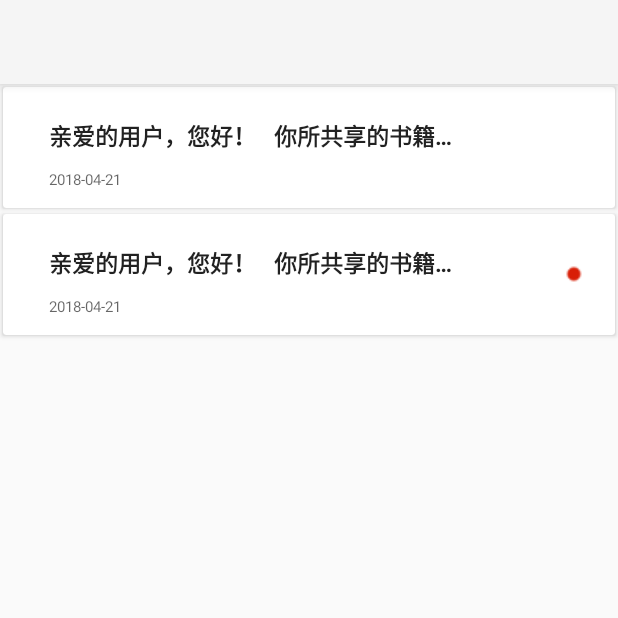
After one commit to xuwenkai357/ShareBookClient, an Android app: the MessageListActivity screen opened directly, with no data from a screen before it, on a phone screen of 412 x 824 dp, the top half of it. The commit adds this screen. Run offline under Robolectric (Android 15) with nearby library versions, the phone set to English and light mode, and no system bars; our stand-ins replace ButterKnife; 1 statement that could not run was skipped.

Commit message:
第四次

```diff
--- a/app/src/main/AndroidManifest.xml
+++ b/app/src/main/AndroidManifest.xml
@@ -26,7 +26,7 @@
         android:label="@string/app_name"
         android:roundIcon="@mipmap/ic_launcher_round"
         android:supportsRtl="true"
-        android:theme="@style/AppTheme">
+        android:theme="@style/AppTheme.NoActionBar">
         <activity android:name=".ui.activity.MainActivity" />
         <activity
             android:name=".ui.activity.StartActivity"
@@ -45,7 +45,9 @@
         <activity android:name=".ui.activity.RegisterActivity" />
         <activity android:name=".ui.activity.BookDynamicActivity" />
         <activity android:name=".ui.activity.BookDetailActivity" />
-        <activity android:name=".ui.activity.SearchResultActivity"></activity>
+        <activity android:name=".ui.activity.SearchResultActivity" />
+        <activity android:name=".ui.activity.MessageDetailActivity" />
+        <activity android:name=".ui.activity.MessageListActivity"></activity>
     </application>
 
 </manifest>
--- a/app/src/main/java/com/zucc/xwk_31401151/sharebookclient/AppConstant.java
+++ b/app/src/main/java/com/zucc/xwk_31401151/sharebookclient/AppConstant.java
@@ -15,7 +15,7 @@ public class AppConstant {
 //    }
 
     public static String getUrl(){
-        return "http://" + LocalUrl + "/";
+        return "http://" + SeverUrl + "/api/";
     }
 
     public static String getDoubanUrl(){
--- /dev/null
+++ b/app/src/main/java/com/zucc/xwk_31401151/sharebookclient/dataBean/response/MessageResponse.java
@@ -0,0 +1,67 @@
+package com.zucc.xwk_31401151.sharebookclient.dataBean.response;
+
+import java.io.Serializable;
+
+/**
+ * Created by 帅气逼人唐志丰 on 2018/4/24.
+ */
+
+public class MessageResponse implements Serializable {
+    public static final String serialVersionName = "message";
+    private String message_id;
+    private String user_id;
+    private String Body;
+    private String create_time;
+    private String status;
+
+    public String getMessage_id() {
+        return message_id;
+    }
+
+    public void setMessage_id(String message_id) {
+        this.message_id = message_id;
+    }
+
+    public String getUser_id() {
+        return user_id;
+    }
+
+    public void setUser_id(String user_id) {
+        this.user_id = user_id;
+    }
+
+    public String getBody() {
+        return Body;
+    }
+
+    public void setBody(String body) {
+        Body = body;
+    }
+
+    public String getCreate_time() {
+        return create_time;
+    }
+
+    public void setCreate_time(String create_time) {
+        this.create_time = create_time;
+    }
+
+    public String getStatus() {
+        return status;
+    }
+
+    public void setStatus(String status) {
+        this.status = status;
+    }
+
+    @Override
+    public String toString() {
+        return "MessageResponse{" +
+                "message_id='" + message_id + '\'' +
+                ", user_id='" + user_id + '\'' +
+                ", Body='" + Body + '\'' +
+                ", create_time='" + create_time + '\'' +
+                ", status='" + status + '\'' +
+                '}';
+    }
+}
--- a/app/src/main/java/com/zucc/xwk_31401151/sharebookclient/ui/activity/BookDetailActivity.java
+++ b/app/src/main/java/com/zucc/xwk_31401151/sharebookclient/ui/activity/BookDetailActivity.java
@@ -49,8 +49,8 @@ public class BookDetailActivity extends BaseActivity implements IBookDetailView
 
     @BindView(R.id.collapsingToolbarLayout)
     CollapsingToolbarLayout mCollapsingLayout;
-//    @BindView(R.id.fab)
-//    FloatingActionButton mFab;
+    @BindView(R.id.fab)
+    FloatingActionButton mFab;
     @BindView(R.id.recyclerView)
     RecyclerView mRecyclerView;
     private LinearLayoutManager mLayoutManager;
--- /dev/null
+++ b/app/src/main/java/com/zucc/xwk_31401151/sharebookclient/ui/activity/MessageListActivity.java
@@ -0,0 +1,86 @@
+package com.zucc.xwk_31401151.sharebookclient.ui.activity;
+
+import android.support.v4.widget.SwipeRefreshLayout;
+import android.support.v7.app.AppCompatActivity;
+import android.os.Bundle;
+import android.support.v7.widget.GridLayoutManager;
+import android.support.v7.widget.LinearLayoutManager;
+import android.support.v7.widget.RecyclerView;
+
+import com.zucc.xwk_31401151.sharebookclient.R;
+import com.zucc.xwk_31401151.sharebookclient.dataBean.response.MessageResponse;
+import com.zucc.xwk_31401151.sharebookclient.ui.adapter.MessageAdapter;
+
+import java.util.ArrayList;
+import java.util.List;
+
+import butterknife.BindView;
+import butterknife.ButterKnife;
+
+public class MessageListActivity extends BaseActivity  {
+
+    @BindView(R.id.recyclerView)
+    RecyclerView mRecyclerView;
+    @BindView(R.id.swipe_refresh_widget)
+    SwipeRefreshLayout mSwipeRefreshLayout;
+
+    private GridLayoutManager mLayoutManager;
+    private MessageAdapter messageAdapter;
+    private List<MessageResponse> messageResponses;
+
+    private MessageResponse messageResponse1;
+    private MessageResponse messageResponse2;
+
+    private int spanCount = 1;
+
+    @Override
+    protected void onCreate(Bundle savedInstanceState) {
+
+        setContentView(R.layout.activity_message_list);
+        ButterKnife.bind(this);
+        super.onCreate(savedInstanceState);
+        initEvents();
+    }
+
+    protected void initEvents() {
+        setTitle("站内信");
+        spanCount = (int) getResources().getInteger(R.integer.home_span_count);
+        messageResponses = new ArrayList<>();
+
+        //
+        messageResponse1 = new MessageResponse();
+        messageResponse2 = new MessageResponse();
+
+        messageResponse1.setStatus("1");
+        messageResponse2.setStatus("0");
+        messageResponse1.setCreate_time("2018-04-21");
+        messageResponse2.setCreate_time("2018-04-21");
+        messageResponse1.setBody("亲爱的用户，您好！\n  你所共享的书籍《百年孤独》被 亲爱的你 用户借阅，该用户的联系方式为13345678907。\n请在短时间内联系对方，以便方便借书。谢谢！");
+        messageResponse2.setBody("亲爱的用户，您好！\n  你所共享的书籍《百年孤独》被 亲爱的你 用户借阅，该用户的联系方式为13345678907。\n请在短时间内联系对方，以便方便借书。谢谢！");
+
+        messageResponses.add(messageResponse1);
+        messageResponses.add(messageResponse2);
+        //
+
+        mSwipeRefreshLayout.setColorSchemeResources(R.color.recycler_color1, R.color.recycler_color2,
+                R.color.recycler_color3, R.color.recycler_color4);
+
+        mLayoutManager = new GridLayoutManager(MessageListActivity.this, spanCount);
+        mLayoutManager.setSpanSizeLookup(new GridLayoutManager.SpanSizeLookup() {
+            @Override
+            public int getSpanSize(int position) {
+                return messageAdapter.getItemColumnSpan(position);
+            }
+        });
+        mLayoutManager.setOrientation(LinearLayoutManager.VERTICAL);
+        mRecyclerView.setLayoutManager(mLayoutManager);
+
+
+
+        //设置adapter
+        messageAdapter = new MessageAdapter(this,messageResponses,spanCount);
+        mRecyclerView.setAdapter(messageAdapter);
+    }
+
+
+}
--- /dev/null
+++ b/app/src/main/java/com/zucc/xwk_31401151/sharebookclient/ui/adapter/MessageAdapter.java
@@ -0,0 +1,130 @@
+package com.zucc.xwk_31401151.sharebookclient.ui.adapter;
+
+import android.content.Context;
+import android.content.Intent;
+import android.os.Bundle;
+import android.support.v7.widget.RecyclerView;
+import android.view.LayoutInflater;
+import android.view.View;
+import android.view.ViewGroup;
+import android.widget.ImageView;
+import android.widget.TextView;
+
+import com.zucc.xwk_31401151.sharebookclient.R;
+import com.zucc.xwk_31401151.sharebookclient.dataBean.response.MessageResponse;
+import com.zucc.xwk_31401151.sharebookclient.ui.activity.MessageDetailActivity;
+import com.zucc.xwk_31401151.sharebookclient.utils.common.UIUtils;
+
+import java.util.List;
+
+/**
+ * Created by 帅气逼人唐志丰 on 2018/4/24.
+ */
+
+public class MessageAdapter extends RecyclerView.Adapter<RecyclerView.ViewHolder> {
+
+
+    private static final int TYPE_EMPTY = 0;
+    private static final int TYPE_DEFAULT = 1;
+    private Context mContext;
+    private int columns;
+    private List<MessageResponse> messageResponses;
+
+    public MessageAdapter(Context context,List<MessageResponse> messageResponses ,int columns ){
+        this.mContext = context;
+        this.messageResponses = messageResponses;
+        this.columns = columns;
+    }
+
+
+
+    @Override
+    public RecyclerView.ViewHolder onCreateViewHolder(ViewGroup parent, int viewType) {
+        View view;
+        if (viewType == TYPE_DEFAULT) {
+            view = LayoutInflater.from(parent.getContext()).inflate(R.layout.item_message, parent, false);
+            return new MessageHolder(view);
+        } else {
+            view = LayoutInflater.from(parent.getContext()).inflate(R.layout.item_empty, parent, false);
+            return new EmptyHolder(view);
+        }
+    }
+
+
+    @Override
+    public int getItemViewType(int position) {
+        if (messageResponses == null || messageResponses.isEmpty()) {
+            return TYPE_EMPTY;
+        } else {
+            return TYPE_DEFAULT;
+        }
+    }
+
+    public int getItemColumnSpan(int position) {
+        switch (getItemViewType(position)) {
+            case TYPE_DEFAULT:
+                return 1;
+            default:
+                return columns;
+        }
+    }
+
+
+
+    @Override
+    public void onBindViewHolder(RecyclerView.ViewHolder holder, int position) {
+        if (holder instanceof MessageHolder){
+            MessageResponse message = messageResponses.get(position);
+
+            ((MessageHolder) holder).tv_message_body.setText(message.getBody());
+            ((MessageHolder) holder).tv_message_create_time.setText(message.getCreate_time());
+            if (message.getStatus().equals("1")) {
+                ((MessageHolder) holder).iv_point.setVisibility(View.GONE);
+            }
+            holder.itemView.setOnClickListener(new View.OnClickListener() {
+                @Override
+                public void onClick(View view) {
+                    Bundle b = new Bundle();
+                    b.putSerializable(MessageResponse.serialVersionName, message);
+                    Intent intent = new Intent(UIUtils.getContext(), MessageDetailActivity.class);
+                    intent.putExtras(b);
+                    UIUtils.startActivity(intent);
+                }
+            });
+        }
+
+    }
+
+    @Override
+    public int getItemCount() {
+        if (messageResponses.isEmpty()){
+            return 1;
+        }else {
+            return messageResponses.size();
+        }
+
+    }
+
+    class EmptyHolder extends RecyclerView.ViewHolder {
+        public EmptyHolder(View itemView) {
+            super(itemView);
+        }
+    }
+
+    class MessageHolder extends RecyclerView.ViewHolder {
+
+        private TextView tv_message_body;
+        private TextView tv_message_create_time;
+        private ImageView iv_point;
+
+
+        public MessageHolder(View itemView) {
+            super(itemView);
+            tv_message_body = (TextView) itemView.findViewById(R.id.tv_message_body);
+            tv_message_create_time = (TextView) itemView.findViewById(R.id.tv_create_time);
+            iv_point = (ImageView) itemView.findViewById(R.id.iv_message_point);
+
+
+        }
+    }
+}
--- /dev/null
+++ b/app/src/main/res/layout/activity_message_list.xml
@@ -0,0 +1,28 @@
+<?xml version="1.0" encoding="utf-8"?>
+<android.support.design.widget.CoordinatorLayout
+    xmlns:android="http://schemas.android.com/apk/res/android"
+    xmlns:app="http://schemas.android.com/apk/res-auto"
+    xmlns:tools="http://schemas.android.com/tools"
+    android:layout_width="match_parent"
+    android:layout_height="match_parent"
+    android:fitsSystemWindows="true"
+    tools:context=".ui.activity.MessageListActivity">
+
+    <android.support.design.widget.AppBarLayout
+        android:layout_width="match_parent"
+        android:layout_height="wrap_content"
+        android:theme="@style/AppTheme.AppBarOverlay">
+
+        <android.support.v7.widget.Toolbar
+            android:id="@+id/toolbar"
+            android:layout_width="match_parent"
+            android:layout_height="wrap_content"
+            android:background="?attr/colorPrimary"
+            android:minHeight="?attr/actionBarSize"
+            app:popupTheme="@style/AppTheme.PopupOverlay" />
+
+    </android.support.design.widget.AppBarLayout>
+
+    <include layout="@layout/recycler_content" />
+
+</android.support.design.widget.CoordinatorLayout>
--- a/app/src/main/res/layout/home_fragment.xml
+++ b/app/src/main/res/layout/home_fragment.xml
@@ -5,7 +5,7 @@
     android:layout_width="match_parent"
     android:layout_height="match_parent"
     android:fitsSystemWindows="true"
-    tools:context="com.hymane.materialhome.ui.activity.MainActivity">
+    tools:context="com.zucc.xwk_31401151.sharebookclient.ui.activity.MainActivity">
 
     <android.support.design.widget.AppBarLayout
         android:layout_width="match_parent"
--- /dev/null
+++ b/app/src/main/res/layout/item_message.xml
@@ -0,0 +1,70 @@
+<?xml version="1.0" encoding="utf-8"?>
+<android.support.v7.widget.CardView xmlns:android="http://schemas.android.com/apk/res/android"
+    android:layout_width="match_parent"
+    android:layout_height="wrap_content"
+    android:layout_margin="2dp"
+    android:foreground="?attr/selectableItemBackground">
+
+    <LinearLayout
+        android:layout_width="match_parent"
+        android:layout_height="70dp"
+        android:layout_margin="5dp"
+        android:orientation="horizontal">
+
+
+        <LinearLayout
+            android:layout_width="wrap_content"
+            android:layout_height="match_parent"
+            android:layout_marginLeft="20dp"
+            android:orientation="vertical">
+
+            <TextView
+                android:id="@+id/tv_message_body"
+                android:layout_width="wrap_content"
+                android:layout_height="wrap_content"
+                android:layout_marginTop="10dp"
+                android:maxEms="16"
+                android:ellipsize="end"
+                android:singleLine="true"
+                android:padding="5dp"
+                android:text="10000000000000000000000000000000000000"
+                android:textColor="?android:textColorPrimary"
+                android:textSize="15sp"
+                android:textStyle="bold" />
+
+
+
+            <TextView
+                android:id="@+id/tv_create_time"
+                android:layout_width="wrap_content"
+                android:layout_height="match_parent"
+                android:layout_gravity="bottom"
+                android:ellipsize="end"
+                android:maxLines="3"
+                android:padding="05dp"
+                android:text="简介"
+                android:textColor="?android:textColorSecondary"
+                android:textSize="10sp" />
+        </LinearLayout>
+
+        <LinearLayout
+            android:layout_width="match_parent"
+            android:layout_height="wrap_content"
+            android:orientation="vertical"
+            android:layout_gravity="center"
+            android:layout_marginRight="10dp">
+
+            <ImageView
+                android:id="@+id/iv_message_point"
+                android:layout_width="24dp"
+                android:layout_height="24dp"
+                android:scaleType="centerCrop"
+                android:src="@mipmap/point"
+                android:layout_gravity="right"
+                android:layout_marginLeft="10dp"/>
+
+        </LinearLayout>
+
+
+    </LinearLayout>
+</android.support.v7.widget.CardView>
--- a/gradle.properties
+++ b/gradle.properties
@@ -15,3 +15,4 @@ org.gradle.jvmargs=-Xmx1536m
 # This option should only be used with decoupled projects. More details, visit
 # http://www.gradle.org/docs/current/userguide/multi_project_builds.html#sec:decoupled_projects
 # org.gradle.parallel=true
+android.enableAapt2=false
```
Also changed, not shown: app/src/main/java/com/zucc/xwk_31401151/sharebookclient/ui/activity/MessageDetailActivity.java (added, +43 -0 lines), app/src/main/java/com/zucc/xwk_31401151/sharebookclient/ui/activity/SettingActivity.java (+9 -0 lines), app/src/main/res/layout/activity_message_detail.xml (added, +68 -0 lines), app/src/main/res/layout/activity_setting.xml (+21 -6 lines), app/src/main/res/mipmap-xhdpi/point.png (added).
